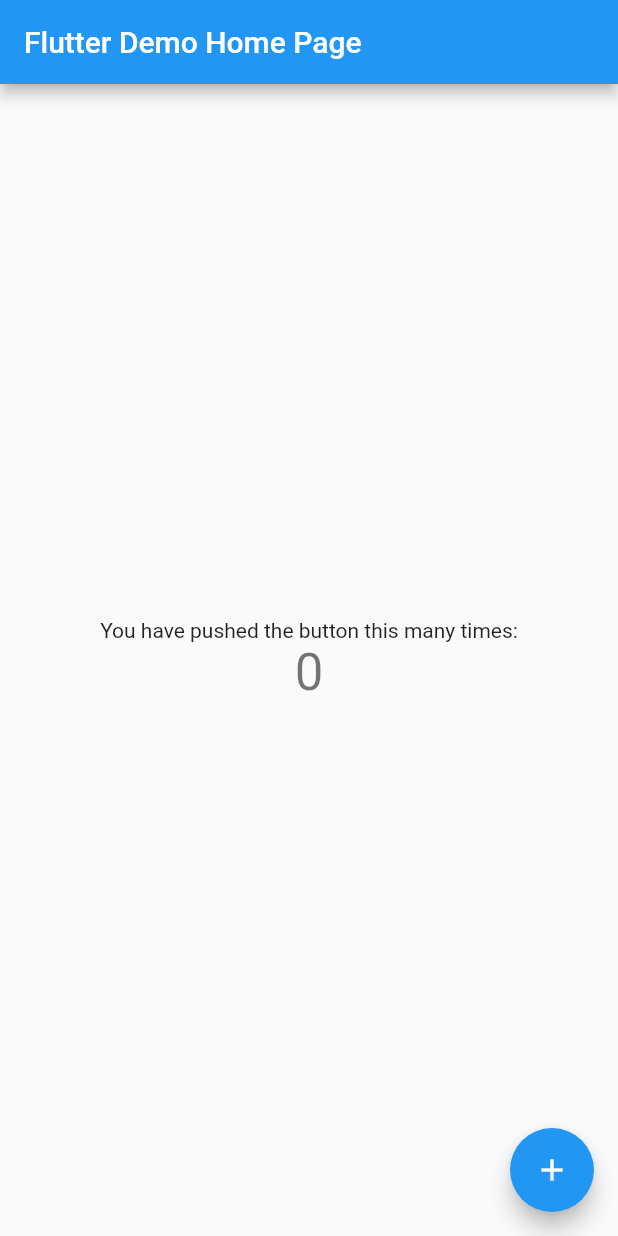
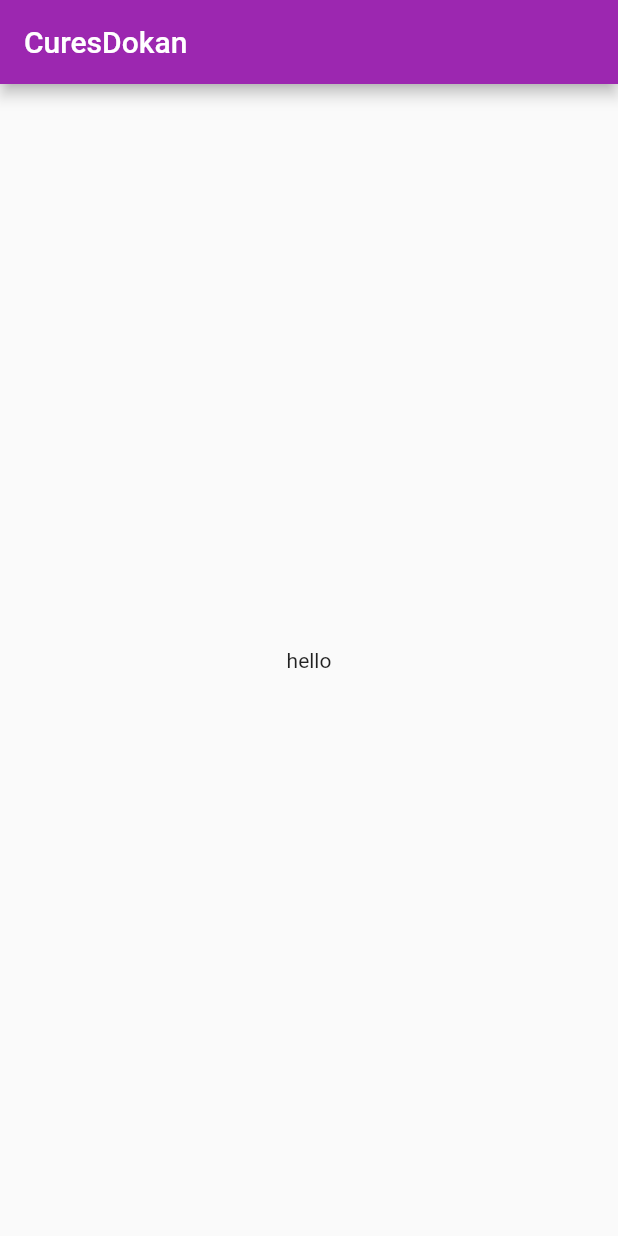
Before and after one commit to hadiuzzaman524/CuresDokan_Ecommerce_Shop, a Flutter app: the screen it shows after launch, on a phone screen of 412 x 824 dp. Run offline on Flutter 3.47's test engine with Material 2 defaults, Android fonts, the phone set to English and light mode, and no system bars.

Commit message:
setup project

```diff
--- a/curesdokan/lib/main.dart
+++ b/curesdokan/lib/main.dart
@@ -1,117 +1,31 @@
 import 'package:flutter/material.dart';
+import './screens/home_screen.dart';
+import './screens/details_screen.dart';
 
 void main() {
   runApp(MyApp());
 }
 
 class MyApp extends StatelessWidget {
-  // This widget is the root of your application.
   @override
   Widget build(BuildContext context) {
     return MaterialApp(
-      title: 'Flutter Demo',
+      debugShowCheckedModeBanner: false,
       theme: ThemeData(
-        // This is the theme of your application.
-        //
-        // Try running your application with "flutter run". You'll see the
-        // application has a blue toolbar. Then, without quitting the app, try
-        // changing the primarySwatch below to Colors.green and then invoke
-        // "hot reload" (press "r" in the console where you ran "flutter run",
-        // or simply save your changes to "hot reload" in a Flutter IDE).
-        // Notice that the counter didn't reset back to zero; the application
-        // is not restarted.
-        primarySwatch: Colors.blue,
-        // This makes the visual density adapt to the platform that you run
-        // the app on. For desktop platforms, the controls will be smaller and
-        // closer together (more dense) than on mobile platforms.
-        visualDensity: VisualDensity.adaptivePlatformDensity,
+        primaryColor: Colors.purple,
+        accentColor: Colors.purpleAccent,
+        textTheme: TextTheme(
+          headline1: TextStyle(
+            fontSize: 20,
+            fontWeight: FontWeight.bold,
+          ),
+        ),
       ),
-      home: MyHomePage(title: 'Flutter Demo Home Page'),
+      initialRoute: HomeScreen.routeName,
+      routes: {
+        HomeScreen.routeName: (context) => HomeScreen(),
+        DetailsScreen.routeName: (context) => DetailsScreen(),
+      },
     );
   }
 }
-
-class MyHomePage extends StatefulWidget {
-  MyHomePage({Key key, this.title}) : super(key: key);
-
-  // This widget is the home page of your application. It is stateful, meaning
-  // that it has a State object (defined below) that contains fields that affect
-  // how it looks.
-
-  // This class is the configuration for the state. It holds the values (in this
-  // case the title) provided by the parent (in this case the App widget) and
-  // used by the build method of the State. Fields in a Widget subclass are
-  // always marked "final".
-
-  final String title;
-
-  @override
-  _MyHomePageState createState() => _MyHomePageState();
-}
-
-class _MyHomePageState extends State<MyHomePage> {
-  int _counter = 0;
-
-  void _incrementCounter() {
-    setState(() {
-      // This call to setState tells the Flutter framework that something has
-      // changed in this State, which causes it to rerun the build method below
-      // so that the display can reflect the updated values. If we changed
-      // _counter without calling setState(), then the build method would not be
-      // called again, and so nothing would appear to happen.
-      _counter++;
-    });
-  }
-
-  @override
-  Widget build(BuildContext context) {
-    // This method is rerun every time setState is called, for instance as done
-    // by the _incrementCounter method above.
-    //
-    // The Flutter framework has been optimized to make rerunning build methods
-    // fast, so that you can just rebuild anything that needs updating rather
-    // than having to individually change instances of widgets.
-    return Scaffold(
-      appBar: AppBar(
-        // Here we take the value from the MyHomePage object that was created by
-        // the App.build method, and use it to set our appbar title.
-        title: Text(widget.title),
-      ),
-      body: Center(
-        // Center is a layout widget. It takes a single child and positions it
-        // in the middle of the parent.
-        child: Column(
-          // Column is also a layout widget. It takes a list of children and
-          // arranges them vertically. By default, it sizes itself to fit its
-          // children horizontally, and tries to be as tall as its parent.
-          //
-          // Invoke "debug painting" (press "p" in the console, choose the
-          // "Toggle Debug Paint" action from the Flutter Inspector in Android
-          // Studio, or the "Toggle Debug Paint" command in Visual Studio Code)
-          // to see the wireframe for each widget.
-          //
-          // Column has various properties to control how it sizes itself and
-          // how it positions its children. Here we use mainAxisAlignment to
-          // center the children vertically; the main axis here is the vertical
-          // axis because Columns are vertical (the cross axis would be
-          // horizontal).
-          mainAxisAlignment: MainAxisAlignment.center,
-          children: <Widget>[
-            Text(
-              'You have pushed the button this many times:',
-            ),
-            Text(
-              '$_counter',
-              style: Theme.of(context).textTheme.headline4,
-            ),
-          ],
-        ),
-      ),
-      floatingActionButton: FloatingActionButton(
-        onPressed: _incrementCounter,
-        tooltip: 'Increment',
-        child: Icon(Icons.add),
-      ), // This trailing comma makes auto-formatting nicer for build methods.
-    );
-  }
-}
--- /dev/null
+++ b/curesdokan/lib/screens/details_screen.dart
@@ -0,0 +1,10 @@
+import 'package:flutter/material.dart';
+
+class DetailsScreen extends StatelessWidget {
+  static const routeName='/DetailsScreen';
+
+  @override
+  Widget build(BuildContext context) {
+    return Container();
+  }
+}
--- /dev/null
+++ b/curesdokan/lib/screens/home_screen.dart
@@ -0,0 +1,24 @@
+import 'package:flutter/material.dart';
+
+class HomeScreen extends StatefulWidget {
+  static const routeName = '/HomeScreen';
+
+  @override
+  _HomeScreenState createState() => _HomeScreenState();
+}
+
+class _HomeScreenState extends State<HomeScreen> {
+  @override
+  Widget build(BuildContext context) {
+    return SafeArea(
+      child: Scaffold(
+        appBar: AppBar(
+          title: Text('CuresDokan',),
+        ),
+        body: Center(
+          child: Text('hello'),
+        ),
+      ),
+    );
+  }
+}
```
Also changed, not shown: curesdokan/lib/models/data_model.dart (added), 1 other file.
